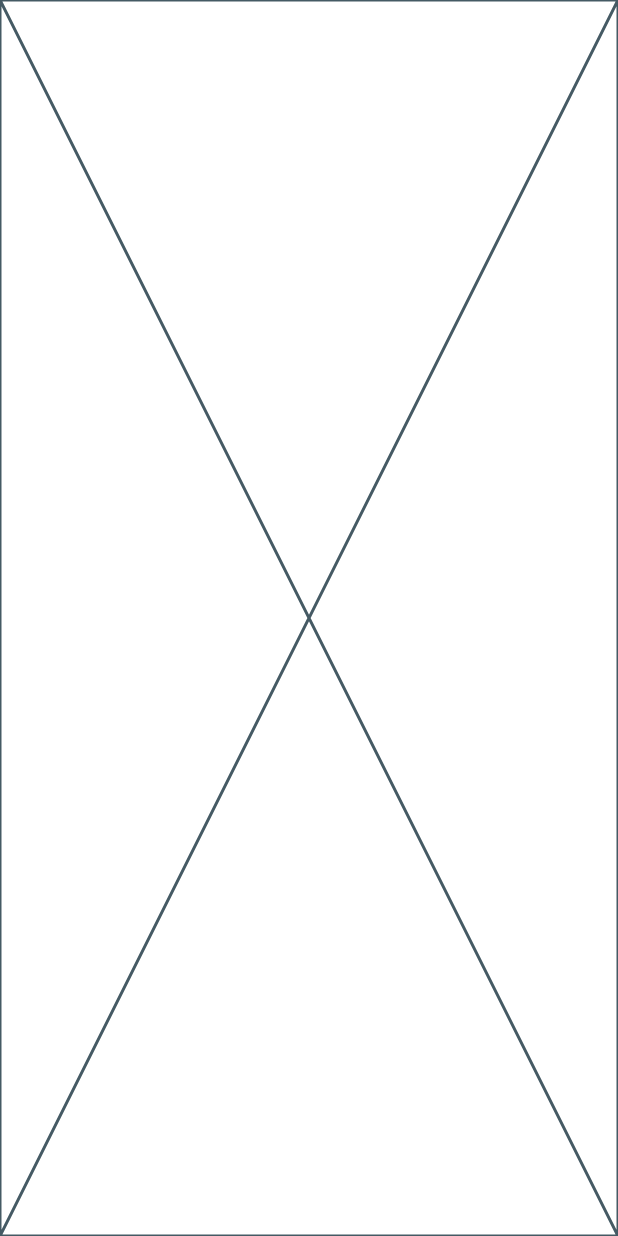
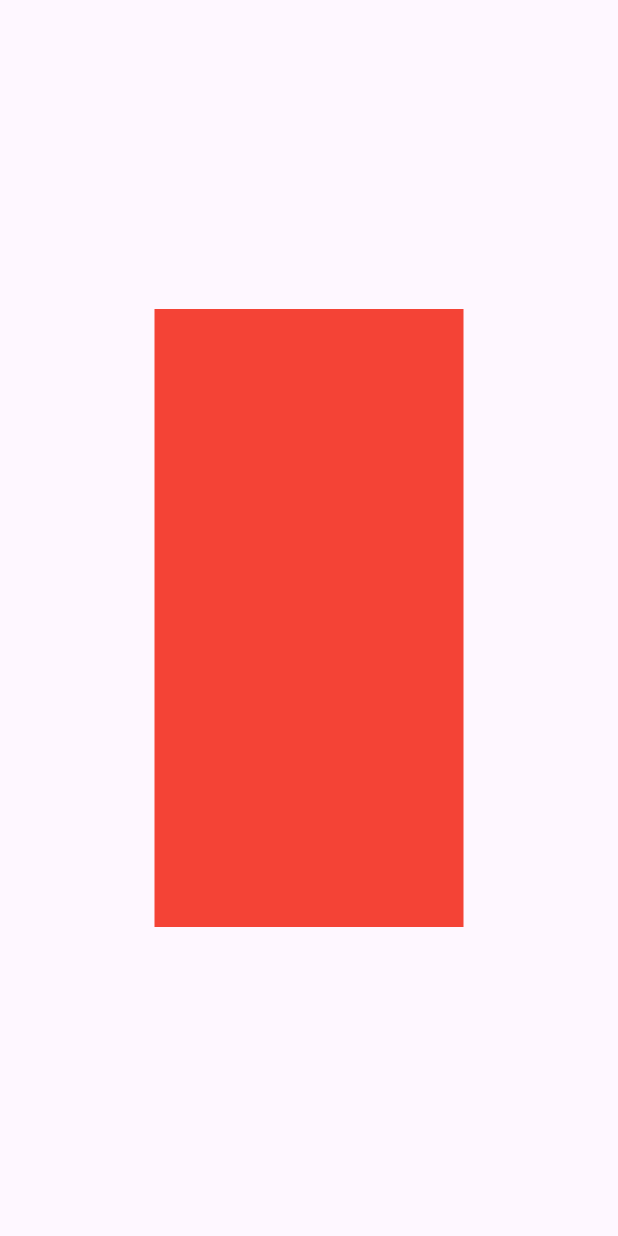
Before and after one commit to abumusapython/getx_pratice, a Flutter app: the screen it shows after launch, on a phone screen of 412 x 824 dp. Run offline on Flutter 3.47's test engine with Material 3 defaults, Android fonts, the phone set to English and light mode, and no system bars; our stand-ins replace get.

Commit message:
git,height,width,snackbar

```diff
--- a/lib/main.dart
+++ b/lib/main.dart
@@ -1,5 +1,6 @@
 import 'package:flutter/material.dart';
-import 'package:getx_pratice/views/home_screen.dart';
+import 'package:get/get_navigation/get_navigation.dart';
+import 'package:getx_pratice/views/Height%20%20Width%20Snackbar/height_width_snackbar.dart';
 
 void main() {
   runApp(const MyApp());
@@ -11,12 +12,12 @@ class MyApp extends StatelessWidget {
   // This widget is the root of your application.
   @override
   Widget build(BuildContext context) {
-    return MaterialApp(
+    return GetMaterialApp(
       title: 'Flutter Demo',
       theme: ThemeData(
         colorScheme: ColorScheme.fromSeed(seedColor: Colors.deepPurple),
       ),
-      home: HomeScreen(),
+      home: HeightWidthSnackbar(),
     );
   }
 }
--- /dev/null
+++ b/lib/views/Height  Width Snackbar/height_width_snackbar.dart
@@ -0,0 +1,20 @@
+import 'package:flutter/material.dart';
+import 'package:get/get_core/get_core.dart';
+import 'package:get/get_navigation/get_navigation.dart';
+
+class HeightWidthSnackbar extends StatelessWidget {
+  const HeightWidthSnackbar({super.key});
+
+  @override
+  Widget build(BuildContext context) {
+    return Scaffold(
+      body: Center(
+        child: Container(
+          color: Colors.red,
+          height: Get.height * 0.5,
+          width: Get.width * 0.5,
+        ),
+      ),
+    );
+  }
+}
```
